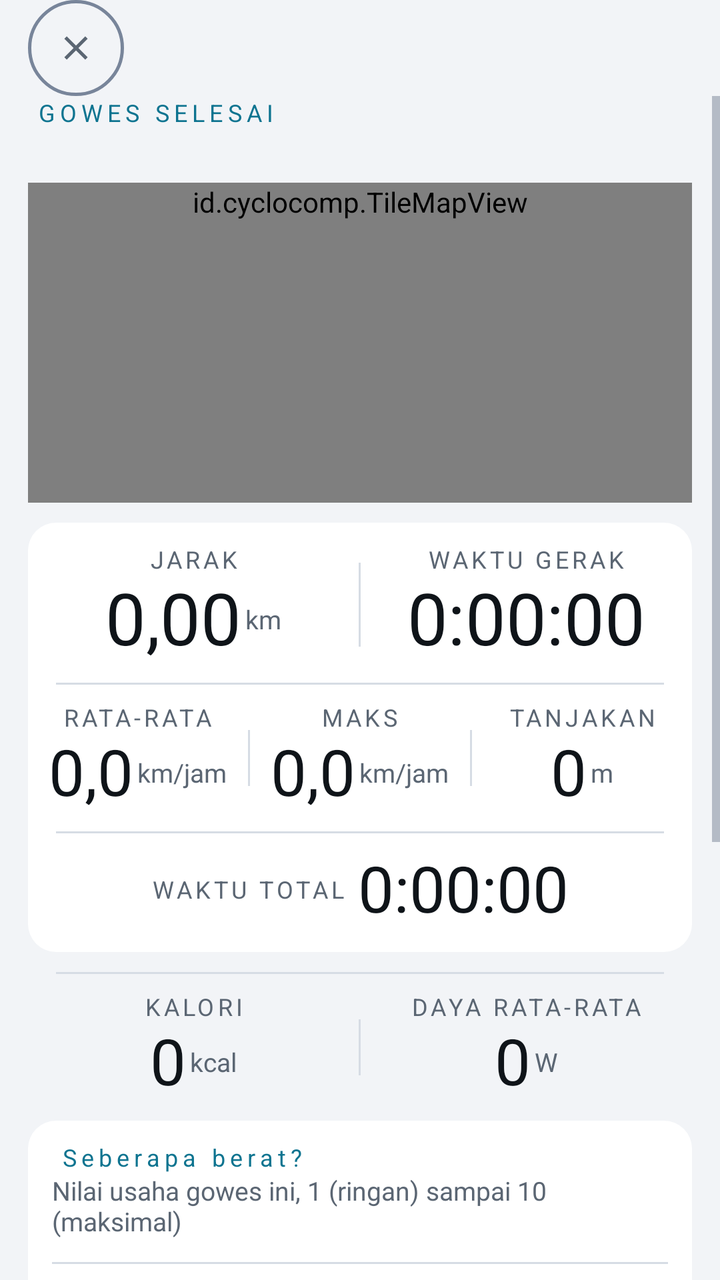
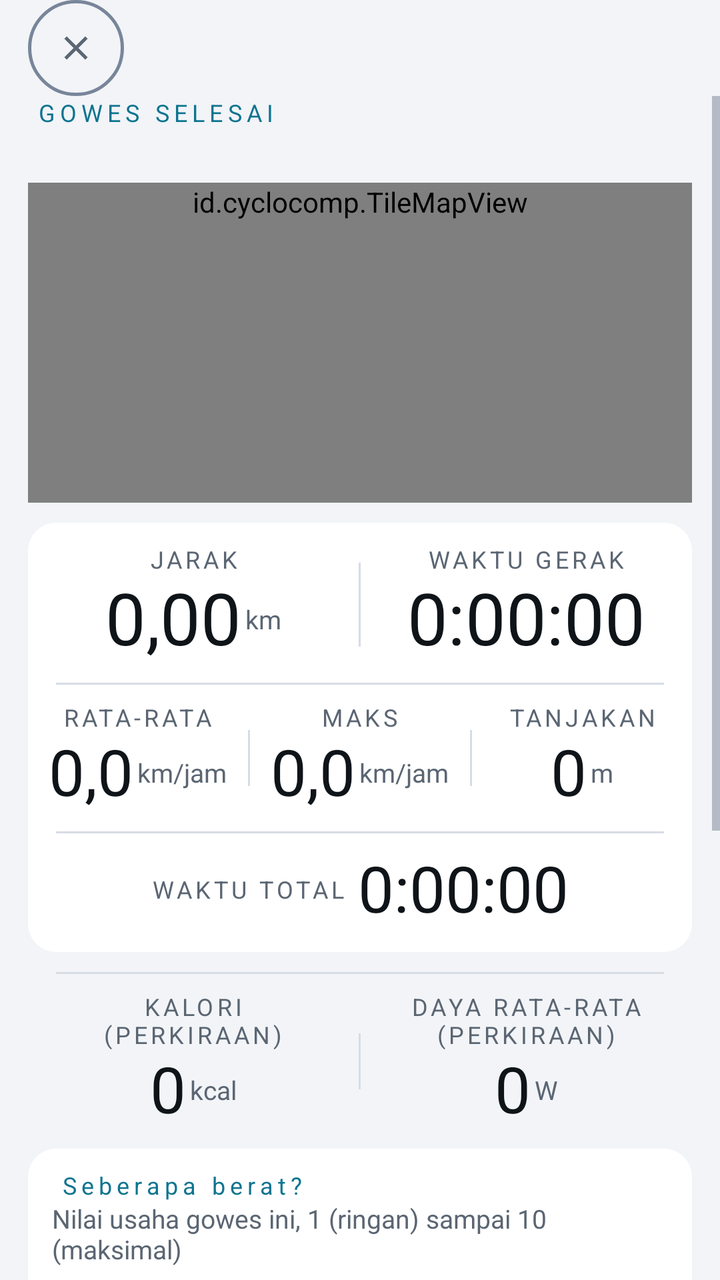

Before-and-after screenshots of an Android layout around one commit, followed by the original layout XML and the change that was made.
<!-- AndroidManifest.xml: application theme AppTheme -->
<!-- res/layout/activity_summary.xml -->
<?xml version="1.0" encoding="utf-8"?>
<LinearLayout xmlns:android="http://schemas.android.com/apk/res/android"
    android:layout_width="match_parent"
    android:layout_height="match_parent"
    android:orientation="vertical"
    android:background="@color/bg">

    
    <LinearLayout
        android:layout_width="match_parent"
        android:layout_height="@dimen/top_bar_h"
        android:orientation="horizontal"
        android:gravity="center_vertical"
        android:paddingLeft="@dimen/screen_edge"
        android:paddingRight="@dimen/screen_edge">

        <ImageButton
            android:id="@+id/btnTopClose"
            style="@style/IconBtn"
            android:contentDescription="@string/close"
            android:src="@drawable/ic_close" />
    </LinearLayout>

    <ScrollView
        android:layout_width="match_parent"
        android:layout_height="0dp"
        android:layout_weight="1"
        android:fillViewport="true">

    
    <LinearLayout
        android:layout_width="match_parent"
        android:layout_height="match_parent"
        android:orientation="vertical"
        android:paddingLeft="@dimen/screen_edge"
        android:paddingRight="@dimen/screen_edge"
        android:paddingTop="@dimen/gap_tight">

    <TextView
        style="@style/SectionLabelAccent"
        android:layout_width="match_parent"
        android:layout_height="wrap_content"
        android:text="@string/summary_title" />

    <TextView
        android:id="@+id/tvWhen"
        style="@style/EmptyText"
        android:layout_width="match_parent"
        android:layout_height="wrap_content"
        android:paddingTop="@dimen/gap_tight"
        android:paddingBottom="@dimen/gap_loose" />

    <id.cyclocomp.TileMapView
        android:id="@+id/route"
        android:layout_width="match_parent"
        android:layout_height="0dp"
        android:layout_weight="1"
        android:minHeight="@dimen/route_map_min"
        android:background="@drawable/bg_card" />

    
    <LinearLayout
        android:layout_width="match_parent"
        android:layout_height="wrap_content"
        android:layout_marginTop="@dimen/gap_loose"
        android:background="@drawable/bg_card"
        android:orientation="vertical"
        android:paddingTop="@dimen/gap_roomy"
        android:paddingBottom="@dimen/gap_roomy">

        <LinearLayout
            android:layout_width="match_parent"
            android:layout_height="wrap_content"
            android:orientation="horizontal"
            android:baselineAligned="false">

            <LinearLayout
                android:layout_width="0dp" android:layout_height="wrap_content"
                android:layout_weight="1" android:gravity="center"
                android:orientation="vertical">
                <TextView style="@style/Label" android:layout_width="wrap_content"
                    android:layout_height="wrap_content" android:text="@string/label_distance" />
                <LinearLayout
                    android:layout_width="wrap_content"
                    android:layout_height="wrap_content"
                    android:layout_marginTop="@dimen/gap_tight"
                    android:orientation="horizontal"
                    android:gravity="center_vertical"
                    android:baselineAligned="false">
                    <TextView android:id="@+id/tvDist" style="@style/ValueBig"
    android:layout_width="wrap_content" android:layout_height="wrap_content" android:tag="num" android:text="0,00"/>
                    <TextView style="@style/ValueUnit"
                        android:layout_width="wrap_content"
                        android:layout_height="wrap_content"
                        android:paddingLeft="@dimen/gap_tight"
                        android:text="@string/unit_km" />
                </LinearLayout>
            </LinearLayout>

            <View android:layout_width="@dimen/hairline" android:layout_height="@dimen/divider_lap"
                android:layout_gravity="center_vertical" android:background="@color/divider" />

            <LinearLayout
                android:layout_width="0dp" android:layout_height="wrap_content"
                android:layout_weight="1" android:gravity="center"
                android:orientation="vertical">
                <TextView style="@style/Label" android:layout_width="wrap_content"
                    android:layout_height="wrap_content" android:text="@string/label_moving" />
                <TextView android:id="@+id/tvMoving" style="@style/ValueBig"
                    android:layout_width="wrap_content" android:layout_height="wrap_content"
                    android:layout_marginTop="@dimen/gap_tight" android:tag="num" android:text="0:00:00" />
            </LinearLayout>
        </LinearLayout>

        <View android:layout_width="match_parent" android:layout_height="@dimen/hairline"
            android:layout_marginLeft="@dimen/screen_edge" android:layout_marginRight="@dimen/screen_edge"
            android:layout_marginTop="@dimen/gap_loose" android:layout_marginBottom="@dimen/gap_loose"
            android:background="@color/divider" />

        <LinearLayout
            android:layout_width="match_parent"
            android:layout_height="wrap_content"
            android:orientation="horizontal"
            android:baselineAligned="false">

            <LinearLayout
                android:layout_width="0dp" android:layout_height="wrap_content"
                android:layout_weight="1" android:gravity="center"
                android:orientation="vertical">
                <TextView style="@style/Label" android:layout_width="wrap_content"
                    android:layout_height="wrap_content" android:text="@string/label_avg" />
                <LinearLayout
                    android:layout_width="wrap_content"
                    android:layout_height="wrap_content"
                    android:layout_marginTop="@dimen/gap_tight"
                    android:orientation="horizontal"
                    android:gravity="center_vertical"
                    android:baselineAligned="false">
                    <TextView android:id="@+id/tvAvg" style="@style/ValueSmall"
    android:layout_width="wrap_content" android:layout_height="wrap_content" android:tag="num" android:text="0,0"/>
                    <TextView style="@style/ValueUnit"
                        android:layout_width="wrap_content"
                        android:layout_height="wrap_content"
                        android:paddingLeft="@dimen/gap_tight"
                        android:text="@string/unit_speed" />
                </LinearLayout>
            </LinearLayout>

            <View android:layout_width="@dimen/hairline" android:layout_height="@dimen/divider_lap_small"
                android:layout_gravity="center_vertical" android:background="@color/divider" />

            <LinearLayout
                android:layout_width="0dp" android:layout_height="wrap_content"
                android:layout_weight="1" android:gravity="center"
                android:orientation="vertical">
                <TextView style="@style/Label" android:layout_width="wrap_content"
                    android:layout_height="wrap_content" android:text="@string/label_max" />
                <LinearLayout
                    android:layout_width="wrap_content"
                    android:layout_height="wrap_content"
                    android:layout_marginTop="@dimen/gap_tight"
                    android:orientation="horizontal"
                    android:gravity="center_vertical"
                    android:baselineAligned="false">
                    <TextView android:id="@+id/tvMax" style="@style/ValueSmall"
    android:layout_width="wrap_content" android:layout_height="wrap_content" android:tag="num" android:text="0,0"/>
                    <TextView style="@style/ValueUnit"
                        android:layout_width="wrap_content"
                        android:layout_height="wrap_content"
                        android:paddingLeft="@dimen/gap_tight"
                        android:text="@string/unit_speed" />
                </LinearLayout>
            </LinearLayout>

            <View android:layout_width="@dimen/hairline" android:layout_height="@dimen/divider_lap_small"
                android:layout_gravity="center_vertical" android:background="@color/divider" />

            <LinearLayout
                android:layout_width="0dp" android:layout_height="wrap_content"
                android:layout_weight="1" android:gravity="center"
                android:orientation="vertical">
                <TextView style="@style/Label" android:layout_width="wrap_content"
                    android:layout_height="wrap_content" android:text="@string/label_elev" />
                <LinearLayout
                    android:layout_width="wrap_content"
                    android:layout_height="wrap_content"
                    android:layout_marginTop="@dimen/gap_tight"
                    android:orientation="horizontal"
                    android:gravity="center_vertical"
                    android:baselineAligned="false">
                    <TextView android:id="@+id/tvElev" style="@style/ValueSmall"
    android:layout_width="wrap_content" android:layout_height="wrap_content" android:tag="num" android:text="0"/>
                    <TextView style="@style/ValueUnit"
                        android:layout_width="wrap_content"
                        android:layout_height="wrap_content"
                        android:paddingLeft="@dimen/gap_tight"
                        android:text="@string/unit_m" />
                </LinearLayout>
            </LinearLayout>
        </LinearLayout>

        <View android:layout_width="match_parent" android:layout_height="@dimen/hairline"
            android:layout_marginLeft="@dimen/screen_edge" android:layout_marginRight="@dimen/screen_edge"
            android:layout_marginTop="@dimen/gap_loose" android:background="@color/divider" />

        <LinearLayout
            android:layout_width="match_parent"
            android:layout_height="wrap_content"
            android:gravity="center"
            android:orientation="horizontal"
            android:paddingTop="@dimen/gap_loose">

            <TextView style="@style/Label" android:layout_width="wrap_content"
                android:layout_height="wrap_content" android:text="@string/label_total" />
            <TextView android:id="@+id/tvTotal"
                style="@style/ValueSmall"
                android:layout_width="wrap_content" android:layout_height="wrap_content"
                android:paddingLeft="@dimen/gap_cozy" android:tag="num" android:text="0:00:00" />
        </LinearLayout>
    </LinearLayout>


        
        <View android:layout_width="match_parent" android:layout_height="@dimen/hairline"
            android:layout_marginLeft="@dimen/screen_edge" android:layout_marginRight="@dimen/screen_edge"
            android:layout_marginTop="@dimen/gap_loose" android:layout_marginBottom="@dimen/gap_loose"
            android:background="@color/divider" />

        <LinearLayout
            android:layout_width="match_parent"
            android:layout_height="wrap_content"
            android:orientation="horizontal"
            android:baselineAligned="false">

            <LinearLayout
                android:layout_width="0dp"
                android:layout_height="wrap_content"
                android:layout_weight="1"
                android:gravity="center"
                android:orientation="vertical">
                <TextView style="@style/Label" android:layout_width="wrap_content"
                    android:layout_height="wrap_content" android:text="@string/label_kcal" />
                <LinearLayout
                    android:layout_width="wrap_content"
                    android:layout_height="wrap_content"
                    android:layout_marginTop="@dimen/gap_tight"
                    android:orientation="horizontal"
                    android:gravity="center_vertical"
                    android:baselineAligned="false">
                    <TextView android:id="@+id/tvKcal" style="@style/ValueSmall"
    android:layout_width="wrap_content" android:layout_height="wrap_content" android:tag="num"
    android:maxLines="2" android:text="0"/>
                    <TextView style="@style/ValueUnit"
                        android:layout_width="wrap_content"
                        android:layout_height="wrap_content"
                        android:paddingLeft="@dimen/gap_tight"
                        android:text="@string/unit_kcal" />
                </LinearLayout>
            </LinearLayout>

            <View android:id="@+id/wattsDivider" android:layout_width="@dimen/hairline" android:layout_height="@dimen/divider_lap_small"
                android:layout_gravity="center_vertical" android:background="@color/divider" />

            <LinearLayout
                android:id="@+id/wattsCol"
                android:layout_width="0dp"
                android:layout_height="wrap_content"
                android:layout_weight="1"
                android:gravity="center"
                android:orientation="vertical">
                <TextView style="@style/Label" android:layout_width="wrap_content"
                    android:layout_height="wrap_content" android:text="@string/label_avg_power" />
                <LinearLayout
                    android:layout_width="wrap_content"
                    android:layout_height="wrap_content"
                    android:layout_marginTop="@dimen/gap_tight"
                    android:orientation="horizontal"
                    android:gravity="center_vertical"
                    android:baselineAligned="false">
                    <TextView android:id="@+id/tvWatts" style="@style/ValueSmall"
    android:layout_width="wrap_content" android:layout_height="wrap_content" android:tag="num"
    android:text="0"/>
                    <TextView style="@style/ValueUnit"
                        android:layout_width="wrap_content"
                        android:layout_height="wrap_content"
                        android:paddingLeft="@dimen/gap_tight"
                        android:text="@string/unit_w" />
                </LinearLayout>
            </LinearLayout>
        </LinearLayout>

        
        <LinearLayout
            android:id="@+id/hrRow"
            android:layout_width="match_parent"
            android:layout_height="wrap_content"
            android:orientation="vertical"
            android:visibility="gone">

            <View android:layout_width="match_parent" android:layout_height="@dimen/hairline"
                android:layout_marginLeft="@dimen/screen_edge" android:layout_marginRight="@dimen/screen_edge"
                android:layout_marginTop="@dimen/gap_loose" android:layout_marginBottom="@dimen/gap_loose"
                android:background="@color/divider" />

            <LinearLayout
                android:layout_width="match_parent"
                android:layout_height="wrap_content"
                android:orientation="horizontal"
                android:baselineAligned="false">

                <LinearLayout
                    android:layout_width="0dp"
                    android:layout_height="wrap_content"
                    android:layout_weight="1"
                    android:gravity="center"
                    android:orientation="vertical">
                    <TextView style="@style/Label" android:layout_width="wrap_content"
                        android:layout_height="wrap_content" android:text="@string/label_hr_avg" />
                    <LinearLayout
                        android:layout_width="wrap_content"
                        android:layout_height="wrap_content"
                        android:layout_marginTop="@dimen/gap_tight"
                        android:orientation="horizontal"
                        android:gravity="center_vertical"
                        android:baselineAligned="false">
                        <TextView android:id="@+id/tvHrAvg" style="@style/ValueSmall"
    android:layout_width="wrap_content" android:layout_height="wrap_content" android:tag="num"
    android:text="0"/>
                        <TextView style="@style/ValueUnit"
                            android:layout_width="wrap_content"
                            android:layout_height="wrap_content"
                            android:paddingLeft="@dimen/gap_tight"
                            android:text="@string/unit_bpm" />
                    </LinearLayout>
                </LinearLayout>

                <View android:layout_width="@dimen/hairline" android:layout_height="@dimen/divider_lap_small"
                    android:layout_gravity="center_vertical" android:background="@color/divider" />

                <LinearLayout
                    android:layout_width="0dp"
                    android:layout_height="wrap_content"
                    android:layout_weight="1"
                    android:gravity="center"
                    android:orientation="vertical">
                    <TextView style="@style/Label" android:layout_width="wrap_content"
                        android:layout_height="wrap_content" android:text="@string/label_hr_max" />
                    <LinearLayout
                        android:layout_width="wrap_content"
                        android:layout_height="wrap_content"
                        android:layout_marginTop="@dimen/gap_tight"
                        android:orientation="horizontal"
                        android:gravity="center_vertical"
                        android:baselineAligned="false">
                        <TextView android:id="@+id/tvHrMax" style="@style/ValueSmall"
    android:layout_width="wrap_content" android:layout_height="wrap_content" android:tag="num"
    android:text="0"/>
                        <TextView style="@style/ValueUnit"
                            android:layout_width="wrap_content"
                            android:layout_height="wrap_content"
                            android:paddingLeft="@dimen/gap_tight"
                            android:text="@string/unit_bpm" />
                    </LinearLayout>
                </LinearLayout>
            </LinearLayout>
        </LinearLayout>

    
    <LinearLayout
        android:id="@+id/lapWrap"
        android:layout_width="match_parent"
        android:layout_height="wrap_content"
        android:layout_marginTop="@dimen/gap_loose"
        android:background="@drawable/bg_card"
        android:orientation="vertical"
        android:padding="@dimen/gap_roomy"
        android:visibility="gone">

        <TextView
            android:id="@+id/tvLapCount"
            style="@style/SectionLabelAccent"
            android:layout_width="wrap_content"
            android:layout_height="wrap_content" />

        
        <LinearLayout
            android:id="@+id/lapRows"
            android:layout_width="match_parent"
            android:layout_height="wrap_content"
            android:orientation="vertical" />
    </LinearLayout>

    
    <LinearLayout
        android:id="@+id/afterCard"
        android:layout_width="match_parent"
        android:layout_height="wrap_content"
        android:layout_marginTop="@dimen/gap_loose"
        android:background="@drawable/bg_card"
        android:orientation="vertical"
        android:paddingLeft="@dimen/gap_roomy"
        android:paddingRight="@dimen/gap_roomy"
        android:paddingTop="@dimen/gap_roomy"
        android:paddingBottom="@dimen/gap_roomy">

        <TextView
            android:id="@+id/tvRpeTitle"
            style="@style/SectionLabelAccent"
            android:layout_width="match_parent"
            android:layout_height="wrap_content"
            android:text="@string/rpe_title" />

        <TextView
            android:id="@+id/tvRpeSum"
            style="@style/EmptyText"
            android:layout_width="match_parent"
            android:layout_height="wrap_content"
            android:paddingTop="@dimen/gap_tight"
            android:paddingBottom="@dimen/gap_cozy"
            android:text="@string/rpe_sum" />

        
        <LinearLayout
            android:id="@+id/rpeRow"
            android:layout_width="match_parent"
            android:layout_height="wrap_content"
            android:orientation="horizontal" />

        <TextView
            android:id="@+id/tvRpeClear"
            style="@style/EmptyText"
            android:layout_width="wrap_content"
            android:layout_height="wrap_content"
            android:paddingTop="@dimen/gap_snug"
            android:text="@string/rpe_clear"
            android:textColor="@color/accent"
            android:visibility="gone" />

        <View android:layout_width="match_parent" android:layout_height="@dimen/hairline"
            android:layout_marginTop="@dimen/gap_cozy"
            android:layout_marginBottom="@dimen/gap_cozy"
            android:background="@color/divider" />

        <CheckBox
            android:id="@+id/swCommute"
            style="@style/CheckRow"
            android:layout_width="match_parent"
            android:layout_height="wrap_content"
            android:text="@string/label_commute"
            android:buttonTint="@color/checkbox_tint" />
    </LinearLayout>

    
    <Button
        android:id="@+id/btnStrava"
        style="@style/ActionBtn"
        android:layout_width="match_parent"
        android:layout_height="@dimen/btn_action_h"
        android:layout_marginTop="@dimen/gap_roomy"
        android:text="@string/btn_strava_upload" />

    <Button
        android:id="@+id/btnShareCard"
        style="@style/ActionBtnPrimary"
        android:layout_width="match_parent"
        android:layout_height="@dimen/btn_action_h"
        android:layout_marginTop="@dimen/gap_loose"
        android:text="@string/btn_share_card" />

    

    
    <Button
        android:id="@+id/btnShare"
        style="@style/ActionBtn"
        android:layout_width="match_parent"
        android:layout_height="@dimen/btn_action_h"
        android:layout_marginTop="@dimen/gap_loose"
        android:text="@string/btn_share_gpx" />

    <Button
        android:id="@+id/btnDelete"
        style="@style/TinyBtn"
        android:layout_width="match_parent"
        android:layout_height="@dimen/btn_action_h"
        android:layout_marginTop="@dimen/gap_tight"
        android:layout_marginBottom="@dimen/gap_wide"
        android:gravity="center"
        android:text="@string/delete"
        android:textColor="@color/danger"
        android:textSize="@dimen/text_caption" />
    </LinearLayout>
    </ScrollView>
</LinearLayout>
<!-- resources referenced by this layout -->
<resources>
  <color name="accent">#0E7490</color>
  <color name="bg">#F2F4F7</color>
  <color name="danger">#B91C1C</color>
  <color name="divider">#D6DCE4</color>
  <dimen name="btn_action_h">64dp</dimen>
  <dimen name="divider_lap">42dp</dimen>
  <dimen name="divider_lap_small">28dp</dimen>
  <dimen name="gap_cozy">6dp</dimen>
  <dimen name="gap_loose">10dp</dimen>
  <dimen name="gap_roomy">12dp</dimen>
  <dimen name="gap_snug">4dp</dimen>
  <dimen name="gap_tight">2dp</dimen>
  <dimen name="gap_wide">16dp</dimen>
  <dimen name="hairline">1dp</dimen>
  <dimen name="route_map_min">160dp</dimen>
  <dimen name="screen_edge">14dp</dimen>
  <dimen name="text_caption">13sp</dimen>
  <dimen name="top_bar_h">48dp</dimen>
  <!-- drawable bg_card (drawable) -->
  <shape xmlns:android="http://schemas.android.com/apk/res/android" android:shape="rectangle">
      <solid android:color="@color/card" />
      <corners android:radius="@dimen/radius_card" />
  </shape>
  <string name="btn_share_card">BAGIKAN GAMBAR</string>
  <string name="btn_share_gpx">BAGIKAN GPX</string>
  <string name="btn_strava_upload">UNGGAH KE STRAVA</string>
  <string name="close">Tutup</string>
  <string name="delete">Hapus</string>
  <string name="label_avg">RATA-RATA</string>
  <string name="label_avg_power">DAYA RATA-RATA</string>
  <string name="label_commute">Komuter</string>
  <string name="label_distance">JARAK</string>
  <string name="label_elev">TANJAKAN</string>
  <string name="label_hr_avg">DETAK RATA-RATA</string>
  <string name="label_hr_max">DETAK MAKS</string>
  <string name="label_kcal">KALORI</string>
  <string name="label_max">MAKS</string>
  <string name="label_moving">WAKTU GERAK</string>
  <string name="label_total">WAKTU TOTAL</string>
  <string name="rpe_clear">Hapus nilai</string>
  <string name="rpe_sum">Nilai usaha gowes ini, 1 (ringan) sampai 10 (maksimal)</string>
  <string name="rpe_title">Seberapa berat?</string>
  <string name="summary_title">GOWES SELESAI</string>
  <string name="unit_bpm">bpm</string>
  <string name="unit_kcal">kcal</string>
  <string name="unit_km">km</string>
  <string name="unit_m">m</string>
  <string name="unit_speed">km/jam</string>
  <string name="unit_w">W</string>
  <style name="EmptyText">
          <item name="android:textSize">@dimen/text_body_s</item>
          <item name="android:textColor">@color/label</item>
          <item name="android:includeFontPadding">false</item>
      </style>
  <style name="SectionLabelAccent" parent="SectionLabel">
          <item name="android:textColor">@color/accent</item>
      </style>
  <style name="ValueUnit">
          <item name="android:textSize">@dimen/text_caption</item>
          <item name="android:textColor">@color/label</item>
          <item name="android:includeFontPadding">false</item>
          <item name="android:maxLines">1</item>
      </style>
  <color name="card">#FFFFFF</color>
  <dimen name="radius_card">14dp</dimen>
  <color name="label">#5B6673</color>
  <dimen name="text_body">15sp</dimen>
  <color name="value">#0F1419</color>
  <dimen name="text_btn_primary">20sp</dimen>
  <color name="on_accent">#FFFFFF</color>
  <dimen name="text_body_m">15sp</dimen>
  <dimen name="text_body_s">13sp</dimen>
  <dimen name="touch_target_min">48dp</dimen>
  <dimen name="text_label">12sp</dimen>
  <dimen name="gap_normal">8dp</dimen>
  <dimen name="text_value_l">36sp</dimen>
  <dimen name="text_value_s">32sp</dimen>
  <color name="dot_off">#7C8899</color>
  <color name="accent_soft">#CFF6FE</color>
  <color name="card2">#E9EEF4</color>
  <color name="card_pressed">#D8E0EA</color>
  <color name="stroke_ctrl">#78859A</color>
  <dimen name="radius_capsule">30dp</dimen>
  <color name="card_disabled">#E4E8EE</color>
  <color name="accent_pressed">#0B5E75</color>
  <!-- unchanged entries left out for length: 13 -->
</resources>

<!-- the commit's change to res/layout/activity_summary.xml (unified diff, before → after) -->
@@ -239,7 +239,7 @@
                 android:gravity="center"
                 android:orientation="vertical">
                 <TextView style="@style/Label" android:layout_width="wrap_content"
-                    android:layout_height="wrap_content" android:text="@string/label_kcal" />
+                    android:layout_height="wrap_content" android:text="@string/label_kcal_est" />
                 <LinearLayout
                     android:layout_width="wrap_content"
                     android:layout_height="wrap_content"
@@ -269,7 +269,7 @@
                 android:gravity="center"
                 android:orientation="vertical">
                 <TextView style="@style/Label" android:layout_width="wrap_content"
-                    android:layout_height="wrap_content" android:text="@string/label_avg_power" />
+                    android:layout_height="wrap_content" android:text="@string/label_power_est" />
                 <LinearLayout
                     android:layout_width="wrap_content"
                     android:layout_height="wrap_content"
<!-- resource entries referenced after the edit -->
@@ -29,15 +29,15 @@
   <string name="close">Tutup</string>
   <string name="delete">Hapus</string>
   <string name="label_avg">RATA-RATA</string>
-  <string name="label_avg_power">DAYA RATA-RATA</string>
   <string name="label_commute">Komuter</string>
   <string name="label_distance">JARAK</string>
   <string name="label_elev">TANJAKAN</string>
   <string name="label_hr_avg">DETAK RATA-RATA</string>
   <string name="label_hr_max">DETAK MAKS</string>
-  <string name="label_kcal">KALORI</string>
+  <string name="label_kcal_est">KALORI\n(PERKIRAAN)</string>
   <string name="label_max">MAKS</string>
   <string name="label_moving">WAKTU GERAK</string>
+  <string name="label_power_est">DAYA RATA-RATA\n(PERKIRAAN)</string>
   <string name="label_total">WAKTU TOTAL</string>
   <string name="rpe_clear">Hapus nilai</string>
   <string name="rpe_sum">Nilai usaha gowes ini, 1 (ringan) sampai 10 (maksimal)</string>
